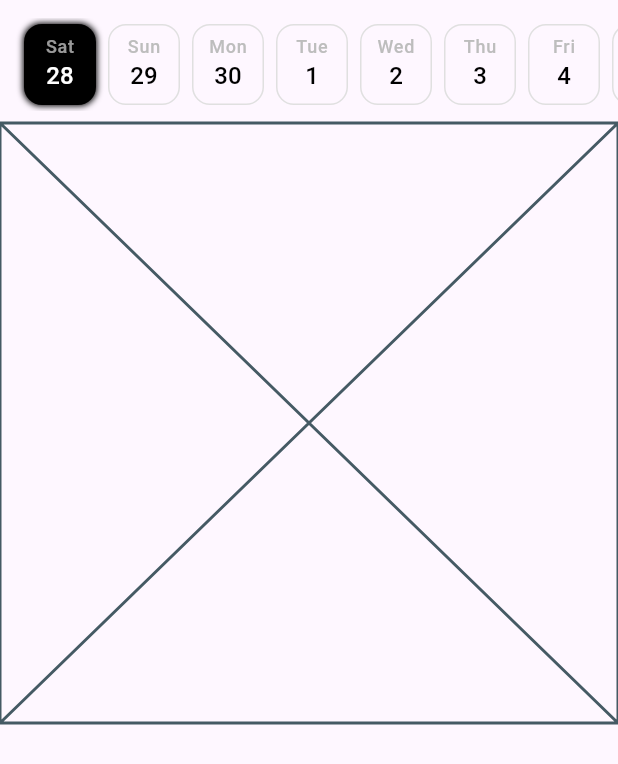
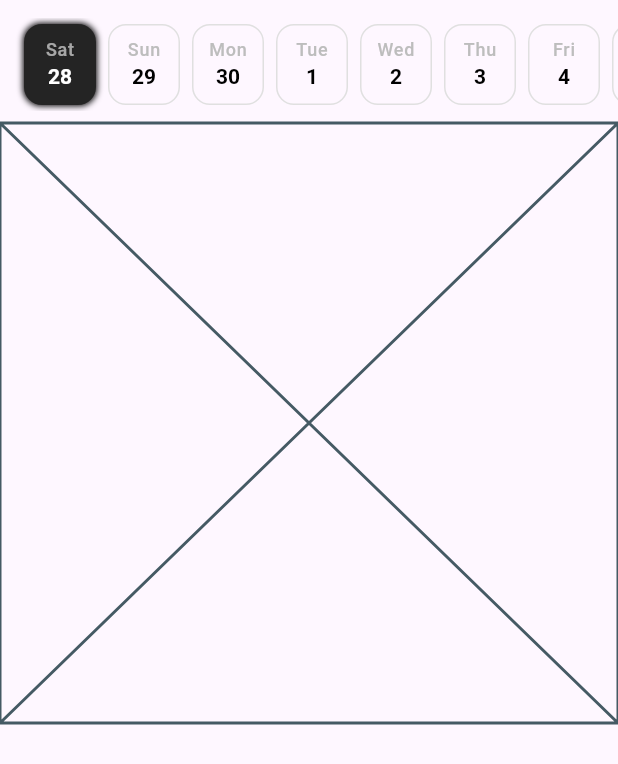
Before and after one commit to hamidjalili59/zest, a Flutter app: the HomePage screen opened by its route, on a phone screen of 412 x 824 dp. Shown: the top 764 px of the screen. Run offline on Flutter 3.47's test engine with Material 3 defaults, Android fonts, the light colour scheme and no system bars; our stand-ins replace dio, drift, drift_flutter, equatable, flutter_svg, freezed_annotation and 6 more; missing offline and left inert: dio_smart_retry; accounts and stored records are empty; generated files the repository leaves out were written again.

Commit message:
change black color and change font weight

```diff
--- a/lib/src/config/router/app_router.dart
+++ b/lib/src/config/router/app_router.dart
@@ -1,4 +1,4 @@
-import 'package:flutter/material.dart' show BuildContext, Container;
+import 'package:flutter/material.dart' show BuildContext;
 import 'package:go_router/go_router.dart';
 import 'package:zest/src/features/auth/presentation/pages/auth_page.dart';
 import 'package:zest/src/core/constants/router_paths.dart';
--- a/lib/src/features/home/presentation/pages/home_page.dart
+++ b/lib/src/features/home/presentation/pages/home_page.dart
@@ -44,7 +44,12 @@ class _DayCounterWidgetState extends State<DayCounterWidget> {
     return SingleChildScrollView(
       scrollDirection: Axis.horizontal,
       child: Padding(
-        padding: const EdgeInsetsDirectional.only(start: 16, end: 8,top: 4,bottom: 4),
+        padding: const EdgeInsetsDirectional.only(
+          start: 16,
+          end: 8,
+          top: 4,
+          bottom: 4,
+        ),
         child: Row(
           spacing: 8,
           children: List.generate(
@@ -67,7 +72,7 @@ class _DayCounterWidgetState extends State<DayCounterWidget> {
                 boxShadow: index == 0
                     ? [BoxShadow(spreadRadius: .1, blurRadius: 3)]
                     : null,
-                color: index == 0 ? Colors.black : Colors.transparent,
+                color: index == 0 ? Color(0xff242424) : Colors.transparent,
               ),
               child: SizedBox(
                 height: ResponsiveValue<double>(
@@ -107,8 +112,9 @@ class _DayCounterWidgetState extends State<DayCounterWidget> {
                     ),
                     Text(
                       DateTime.now().add(Duration(days: index)).day.toString(),
-                      style: TextTheme.of(context).titleMedium?.copyWith(
+                      style: TextTheme.of(context).titleSmall?.copyWith(
                         color: index == 0 ? Colors.white : Colors.black,
+                        fontWeight: FontWeight.w600,
                       ),
                     ),
                   ],
```
